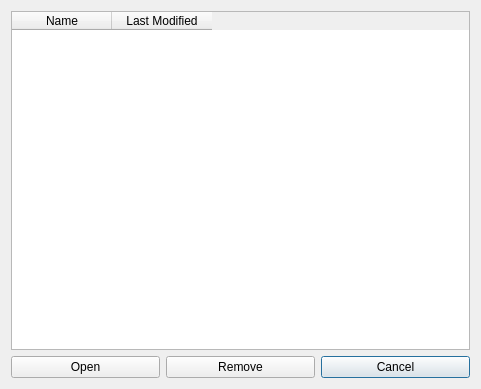
This is Patients/Resources/UI/PatientListDialog.ui in NousNav/SlicerOpenNav as Qt 5 draws it before an edit. The edited form follows.
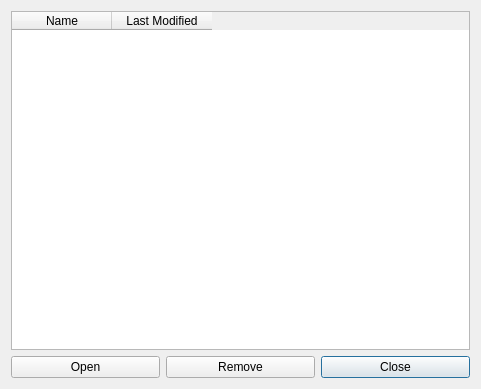
This is the edited form.

Commit message:
ENH: Consolidate patients ui
- merge open/close plan button
- make buttons shorter

```diff
--- a/Patients/Resources/UI/PatientListDialog.ui
+++ b/Patients/Resources/UI/PatientListDialog.ui
@@ -58,7 +58,7 @@
    <item row="1" column="2">
     <widget class="QPushButton" name="CancelButton">
      <property name="text">
-      <string>Cancel</string>
+      <string>Close</string>
      </property>
     </widget>
    </item>
```
The commit also changes 3 other files.
